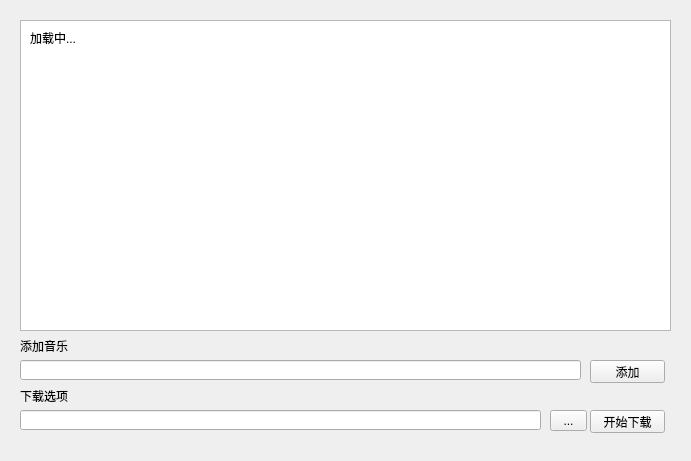
Above: PyQtUI/MainWindow.ui from ThePlayerZhang/NetEaseMusicDownload before the change. Below: the same form after it.
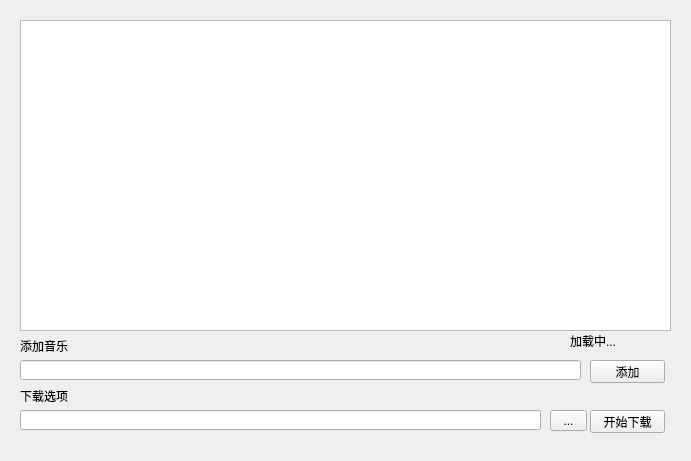
That is the form after the change.

```diff
--- a/PyQtUI/MainWindow.ui
+++ b/PyQtUI/MainWindow.ui
@@ -112,10 +112,10 @@
    <widget class="QLabel" name="label_3">
     <property name="geometry">
      <rect>
-      <x>30</x>
-      <y>30</y>
-      <width>631</width>
-      <height>16</height>
+      <x>570</x>
+      <y>330</y>
+      <width>101</width>
+      <height>21</height>
      </rect>
     </property>
     <property name="text">
```
